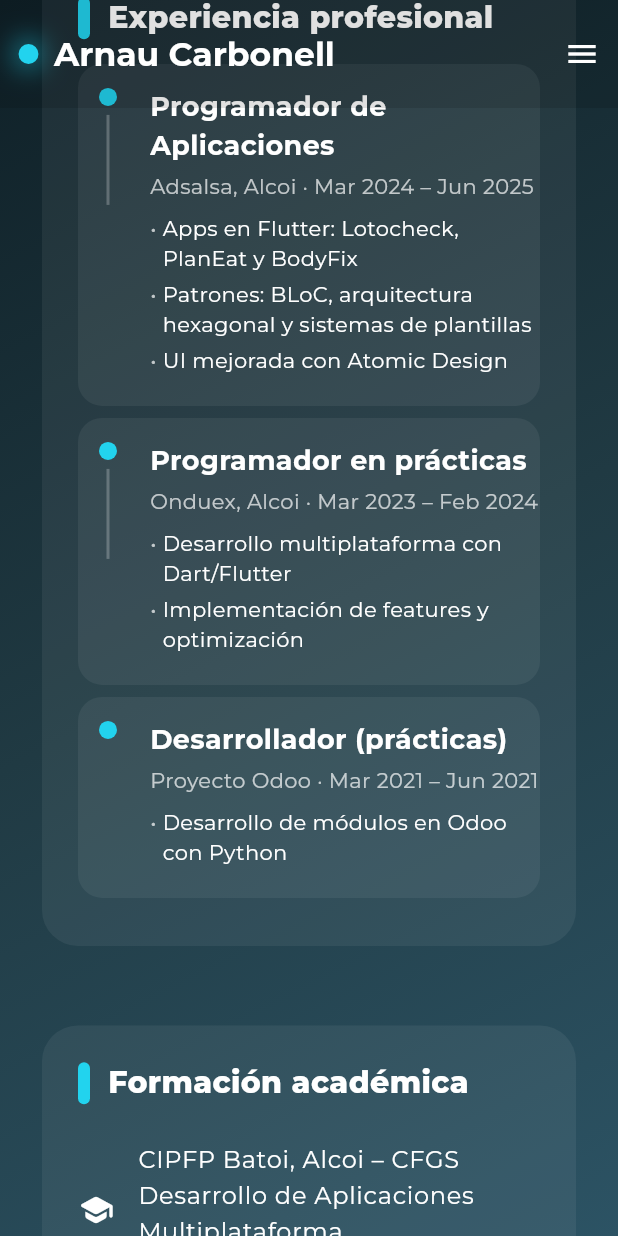
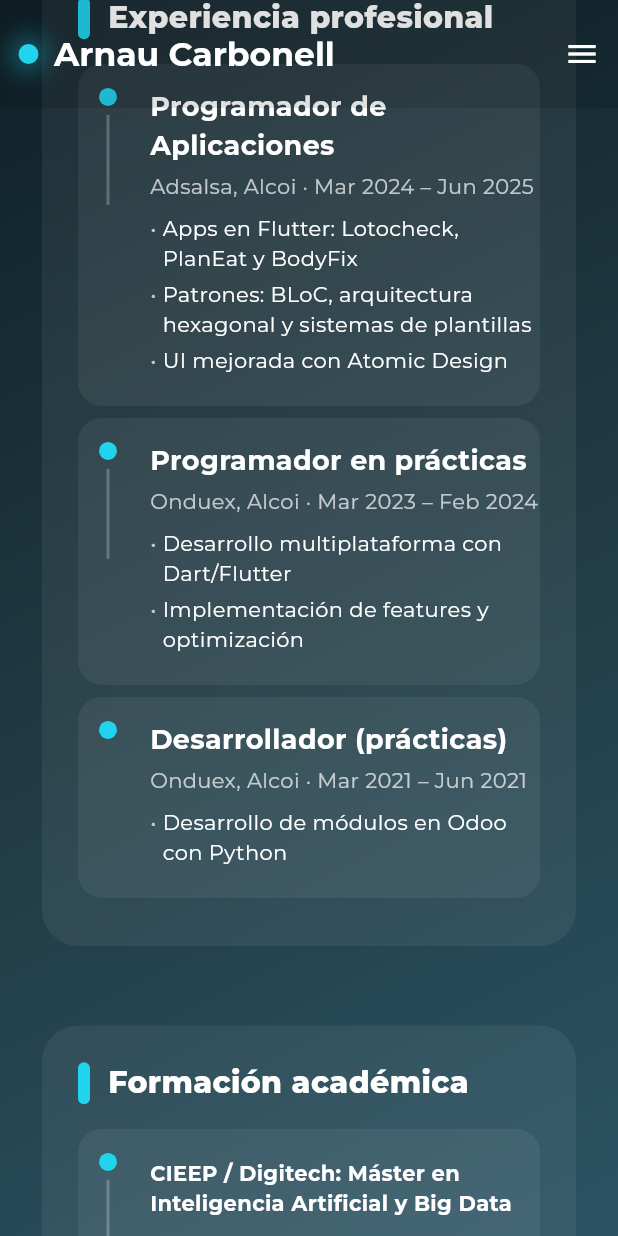
Before and after one commit to Arnau-Carbonell/portfolio, a Flutter app: the screen it shows after launch, scrolled down 1152 dp, on a phone screen of 412 x 824 dp. Run offline on Flutter 3.47's test engine with Material 3 defaults, Android fonts, the phone set to English and light mode, and no system bars; our stand-ins replace google_fonts.

Commit message:
added education item

```diff
--- a/lib/home/sections/education_section.dart
+++ b/lib/home/sections/education_section.dart
@@ -1,27 +1,130 @@
 import 'package:flutter/material.dart';
+import 'package:google_fonts/google_fonts.dart';
 
 import '../../utils/card_wrap.dart';
 
-class EducationSection extends StatelessWidget {
+class EducationSection extends StatefulWidget {
   const EducationSection({super.key});
 
   @override
+  State<EducationSection> createState() => _EducationSectionState();
+}
+
+class _EducationSectionState extends State<EducationSection> {
+
+  @override
   Widget build(BuildContext context) {
+    final items = [
+      EducationItem(
+        title: 'CIEEP / Digitech: Máster en Inteligencia Artificial y Big Data',
+        subtitle:'Oct 2025 – Actualidad',
+      ),
+      EducationItem(
+        title:  'CIPFP Batoi, Alcoi – CFGS Desarrollo de Aplicaciones Multiplataforma',
+        subtitle:'Sep 2021 – Mar 2023',
+      ),
+    ];
+
     return CardWrap(
       title: 'Formación académica',
-      child: Column(
-        crossAxisAlignment: CrossAxisAlignment.start,
-        children: const [
-          ListTile(
-            contentPadding: EdgeInsets.zero,
-            leading: Icon(Icons.school_rounded, color: Colors.white),
-            title: Text(
-              'CIPFP Batoi, Alcoi – CFGS Desarrollo de Aplicaciones Multiplataforma',
-              style: TextStyle(color: Colors.white),
-            ),
-            subtitle: Text('Sep 2021 – Mar 2023', style: TextStyle(color: Colors.white70)),
+      child: _Timeline(items),
+    );
+  }
+}
+
+class EducationItem {
+  final String title;
+  final String subtitle;
+
+  EducationItem({
+    required this.title,
+    required this.subtitle,
+  });
+}
+
+class _Timeline extends StatelessWidget {
+  const _Timeline(this.items);
+  final List<EducationItem> items;
+
+  @override
+  Widget build(BuildContext context) {
+    return Column(
+      mainAxisAlignment: MainAxisAlignment.spaceEvenly,
+      children: [
+        for (int i = 0; i < items.length; i++) _TimelineItem(item: items[i], last: i == items.length - 1),
+      ],
+    );
+  }
+}
+
+class _TimelineItem extends StatefulWidget {
+  const _TimelineItem({required this.item, this.last = false});
+  final EducationItem item;
+  final bool last;
+
+  @override
+  State<_TimelineItem> createState() => _TimelineItemState();
+}
+
+class _TimelineItemState extends State<_TimelineItem> with SingleTickerProviderStateMixin {
+  bool _hover = false;
+
+  @override
+  Widget build(BuildContext context) {
+    return Padding(
+      padding: const EdgeInsets.only(bottom: 8.0),
+      child: MouseRegion(
+        onEnter: (_) => setState(() => _hover = true),
+        onExit: (_) => setState(() => _hover = false),
+        child: AnimatedContainer(
+          duration: const Duration(milliseconds: 200),
+          padding: const EdgeInsets.symmetric(vertical: 16),
+          decoration: BoxDecoration(
+            color: Colors.white.withValues(alpha: _hover ? .1 : .06),
+            borderRadius: BorderRadius.circular(16),
           ),
-        ],
+          child: Row(
+            crossAxisAlignment: CrossAxisAlignment.start,
+            children: [
+              SizedBox(
+                width: 40,
+                child: Column(
+                  children: [
+                    Container(
+                      width: 12,
+                      height: 12,
+                      decoration: const BoxDecoration(
+                        color: Color(0xFF22D3EE),
+                        shape: BoxShape.circle,
+                      ),
+                    ),
+                    if (!widget.last)
+                      Container(
+                        margin: const EdgeInsets.symmetric(vertical: 6),
+                        width: 2,
+                        height: 60,
+                        color: Colors.white24,
+                      )
+                  ],
+                ),
+              ),
+              const SizedBox(width: 8),
+              Expanded(
+                child: Column(
+                  crossAxisAlignment: CrossAxisAlignment.start,
+                  children: [
+                    const SizedBox(height: 4),
+                    Text(widget.item.title,
+                        style: const TextStyle(color: Colors.white, fontWeight: FontWeight.bold)),
+                    const SizedBox(height: 8),
+                    Text(widget.item.subtitle,
+                        style: const TextStyle(color: Colors.white70)),
+                  ],
+                ),
+              )
+            ],
+          ),
+        ),
       ),
     );
   }
--- a/lib/home/sections/experience_section.dart
+++ b/lib/home/sections/experience_section.dart
@@ -29,7 +29,7 @@ class ExperienceSection extends StatelessWidget {
         ],
       ),
       ExperienceItem(
-        company: 'Proyecto Odoo',
+        company: 'Onduex, Alcoi',
         role: 'Desarrollador (prácticas)',
         period: 'Mar 2021 – Jun 2021',
         bullets: const [
@@ -99,7 +99,6 @@ class _TimelineItemState extends State<_TimelineItem> with SingleTickerProviderS
           child: Row(
             crossAxisAlignment: CrossAxisAlignment.start,
             children: [
-              // línea timeline
               SizedBox(
                 width: 40,
                 child: Column(
@@ -123,7 +122,6 @@ class _TimelineItemState extends State<_TimelineItem> with SingleTickerProviderS
                 ),
               ),
               const SizedBox(width: 8),
-              // contenido
               Expanded(
                 child: Column(
                   crossAxisAlignment: CrossAxisAlignment.start,
```
Also changed, not shown: 1 other file.
